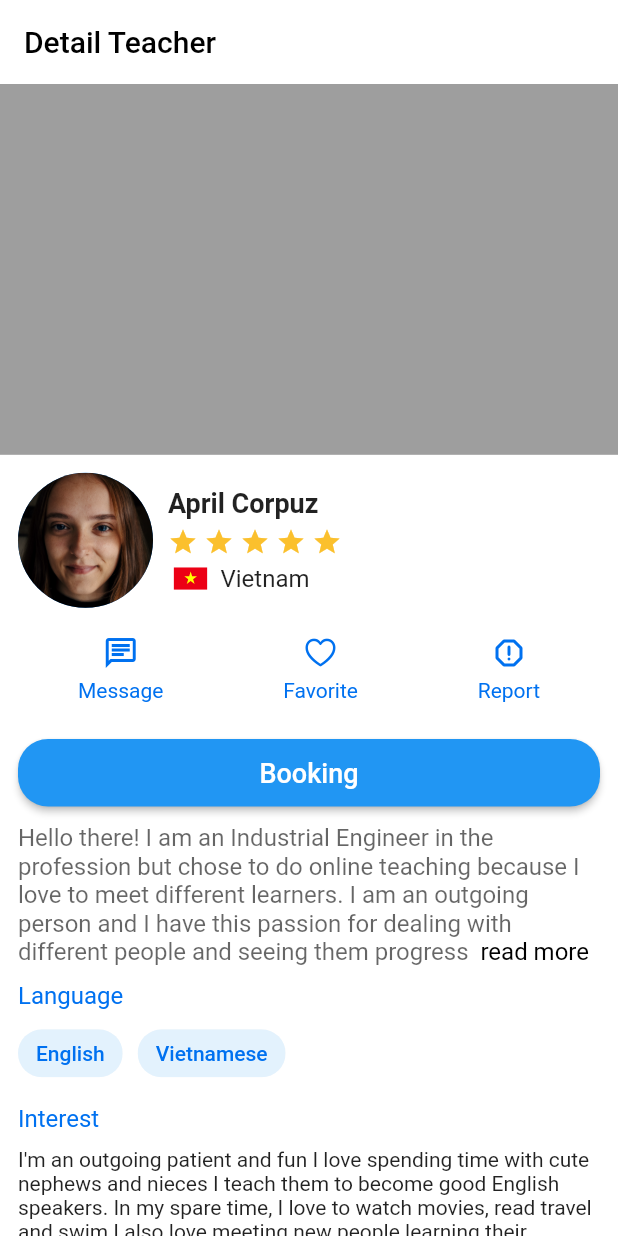
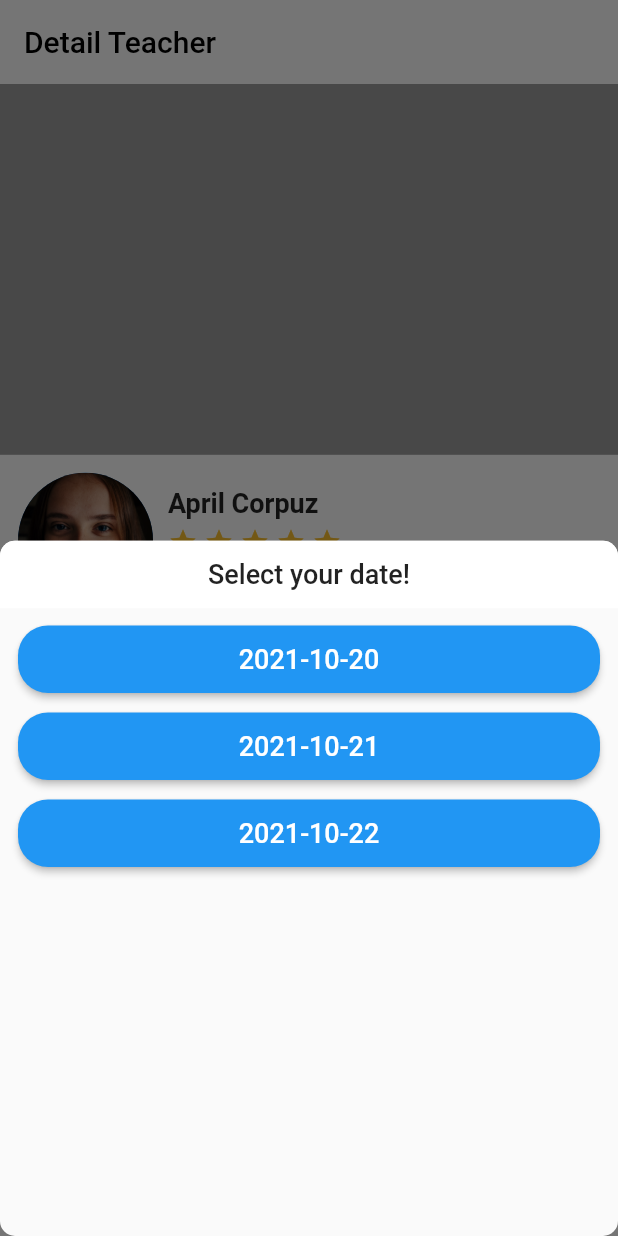
Before and after one commit to phamduygit/lettutor-app, a Flutter app: the screen it shows after launch, after a tap on "Booking", on a phone screen of 412 x 824 dp. Run offline on Flutter 3.47's test engine with Material 2 defaults, Android fonts, the phone set to English and light mode, and no system bars; drawn by our look-alikes of readmore; our stand-ins replace country_picker, flutter_svg, image_picker.

Commit message:
add booking teacher screen

```diff
--- a/lib/models/pattern.dart
+++ b/lib/models/pattern.dart
@@ -1,5 +1,15 @@
-
 const descriptionPattern =
     "Hello there! I am an Industrial Engineer in the profession but chose to do online teaching because I love to meet different learners. I am an outgoing person and I have this passion for dealing with different people and seeing them progress with my help as their teacher. In fact, making friends is one of my best skills. I am very good at adapting to new environments and new situations. I am very friendly and can easily get along well with everyone. I have obtained a 120-Hour TEFL Certificate. I get a variety of teaching techniques. I know that there are fast and not so fast learners. So don't worry, I will be with you every step of the way going at your own pace. Let's practice what you already know and add something new each day. With my skills and experiences, I can assure you that I can provide adequate English learning effectively and efficiently. Together, let's make English learning fun.";
-const interests = "I'm an outgoing patient and fun I love spending time with cute nephews and nieces I teach them to become good English speakers. In my spare time, I love to watch movies, read travel and swim I also love meeting new people learning their culture, and share our experiences together I believe language should not be the barrier to share your passion and care for other people that's why I teach English it is my passion to educate and help.";
-const experience = "I have over 5 years of experience teaching and using English in my job. I have an American accent which the student can easily understand.";
+const interests =
+    "I'm an outgoing patient and fun I love spending time with cute nephews and nieces I teach them to become good English speakers. In my spare time, I love to watch movies, read travel and swim I also love meeting new people learning their culture, and share our experiences together I believe language should not be the barrier to share your passion and care for other people that's why I teach English it is my passion to educate and help.";
+const experience =
+    "I have over 5 years of experience teaching and using English in my job. I have an American accent which the student can easily understand.";
+
+List<DateTime> schedules = [
+  DateTime.parse("2021-10-19 20:15:00Z"),
+  DateTime.parse("2021-10-21 20:15:00Z"),
+  DateTime.parse("2021-10-21 20:45:00Z"),
+  DateTime.parse("2021-10-21 21:15:00Z"),
+  DateTime.parse("2021-10-21 21:45:00Z"),
+  DateTime.parse("2021-10-21 22:15:00Z"),
+];
--- a/lib/screens/detail_teacher/components/body.dart
+++ b/lib/screens/detail_teacher/components/body.dart
@@ -4,6 +4,7 @@ import 'package:lettutor_app/contants.dart';
 import 'package:lettutor_app/models/pattern.dart';
 import 'package:readmore/readmore.dart';
 
+import 'booking_button.dart';
 import 'courses.dart';
 import 'option_button.dart';
 import 'over_view_teacher.dart';
@@ -53,25 +54,7 @@ class Body extends StatelessWidget {
                     ],
                   ),
                   const SizedBox(height: 15),
-                  ElevatedButton(
-                    child: Row(
-                      children: const [
-                        Spacer(),
-                        Text(
-                          "Booking",
-                          style: TextStyle(fontSize: 18),
-                        ),
-                        Spacer(),
-                      ],
-                    ),
-                    onPressed: () {},
-                    style: ElevatedButton.styleFrom(
-                      padding: const EdgeInsets.all(defaultPadding),
-                      shape: RoundedRectangleBorder(
-                        borderRadius: BorderRadius.circular(20),
-                      ),
-                    ),
-                  ),
+                  BookingButton(today: DateTime.now()),
                   const SizedBox(height: 10),
                   ReadMoreText(
                     descriptionPattern,
--- /dev/null
+++ b/lib/screens/detail_teacher/components/booking_button.dart
@@ -0,0 +1,81 @@
+import 'package:flutter/material.dart';
+import 'package:intl/intl.dart';
+import 'package:lettutor_app/contants.dart';
+
+import 'date_button.dart';
+
+class BookingButton extends StatelessWidget {
+  const BookingButton({
+    Key? key, required this.today,
+  }) : super(key: key);
+  final DateTime today;
+  @override
+  Widget build(BuildContext context) {
+    return ElevatedButton(
+      child: Row(
+        children: const [
+          Spacer(),
+          Text(
+            "Booking",
+            style: TextStyle(fontSize: 18),
+          ),
+          Spacer(),
+        ],
+      ),
+      onPressed: () {
+        showModalBottomSheet<void>(
+          context: context,
+          builder: (BuildContext context) {
+            return Center(
+              child: Column(
+                mainAxisAlignment: MainAxisAlignment.start,
+                children: [
+                  Container(
+                    width: double.infinity,
+                    padding: const EdgeInsets.all(defaultPadding),
+                    child: const Text(
+                      "Select your date!",
+                      style:
+                          TextStyle(fontSize: 18, fontWeight: FontWeight.w500),
+                      textAlign: TextAlign.center,
+                    ),
+                    decoration: const BoxDecoration(
+                      color: Colors.white,
+                      borderRadius: BorderRadius.only(
+                        topLeft: Radius.circular(10),
+                        topRight: Radius.circular(10),
+                      ),
+                    ),
+                  ),
+                  Expanded(
+                    child: Padding(
+                      padding: const EdgeInsets.symmetric(horizontal: defaultPadding),
+                      child: SingleChildScrollView(
+                        child: Column(
+                          children: [
+                            DateButton(date: today),
+                            DateButton(date: today.add(const Duration(days: 1))),
+                            DateButton(date: today.add(const Duration(days: 2))),
+                          ],
+                        ),
+                      ),
+                    ),
+                  ),
+                ],
+              ),
+            );
+          },
+          shape: RoundedRectangleBorder(
+            borderRadius: BorderRadius.circular(10.0),
+          ),
+        );
+      },
+      style: ElevatedButton.styleFrom(
+        padding: const EdgeInsets.all(defaultPadding),
+        shape: RoundedRectangleBorder(
+          borderRadius: BorderRadius.circular(20),
+        ),
+      ),
+    );
+  }
+}
--- /dev/null
+++ b/lib/screens/detail_teacher/components/date_button.dart
@@ -0,0 +1,87 @@
+import 'package:flutter/material.dart';
+import 'package:intl/intl.dart';
+import 'package:lettutor_app/contants.dart';
+import 'package:lettutor_app/models/pattern.dart';
+
+import 'time_button.dart';
+
+class DateButton extends StatelessWidget {
+  const DateButton({
+    Key? key,
+    required this.date,
+  }) : super(key: key);
+  final DateTime date;
+
+  @override
+  Widget build(BuildContext context) {
+    var fliterTime = schedules.where((i) => i.isAfter(DateTime.now())).toList();
+    return Padding(
+      padding: const EdgeInsets.only(top: 10),
+      child: ElevatedButton(
+        child: Row(
+          children: [
+            const Spacer(),
+            Text(
+              DateFormat('yyyy-MM-dd').format(date),
+              style: const TextStyle(fontSize: 18),
+            ),
+            const Spacer(),
+          ],
+        ),
+        onPressed: () {
+          showModalBottomSheet<void>(
+            context: context,
+            builder: (BuildContext context) {
+              return Center(
+                child: Column(
+                  mainAxisAlignment: MainAxisAlignment.start,
+                  children: [
+                    Container(
+                      width: double.infinity,
+                      padding: const EdgeInsets.all(defaultPadding),
+                      child: const Text(
+                        "Select your time!",
+                        style: TextStyle(
+                            fontSize: 18, fontWeight: FontWeight.w500),
+                        textAlign: TextAlign.center,
+                      ),
+                      decoration: const BoxDecoration(
+                        color: Colors.white,
+                        borderRadius: BorderRadius.only(
+                          topLeft: Radius.circular(10),
+                          topRight: Radius.circular(10),
+                        ),
+                      ),
+                    ),
+                    Expanded(
+                      child: Padding(
+                        padding: const EdgeInsets.symmetric(
+                            horizontal: defaultPadding),
+                        child: GridView.count(
+                          crossAxisCount: 2,
+                          childAspectRatio: 3,
+                          children: List.generate(fliterTime.length,
+                              (index) => TimeButton(date: fliterTime[index])),
+                        ),
+                      ),
+                    ),
+                  ],
+                ),
+              );
+            },
+            shape: RoundedRectangleBorder(
+              borderRadius: BorderRadius.circular(10.0),
+            ),
+            barrierColor: Colors.transparent,
+          );
+        },
+        style: ElevatedButton.styleFrom(
+          padding: const EdgeInsets.all(defaultPadding),
+          shape: RoundedRectangleBorder(
+            borderRadius: BorderRadius.circular(20),
+          ),
+        ),
+      ),
+    );
+  }
+}
```
Also changed, not shown: lib/screens/detail_teacher/components/booking_detail_screen.dart (added, +141 -0 lines), lib/screens/detail_teacher/components/time_button.dart (added, +38 -0 lines).
